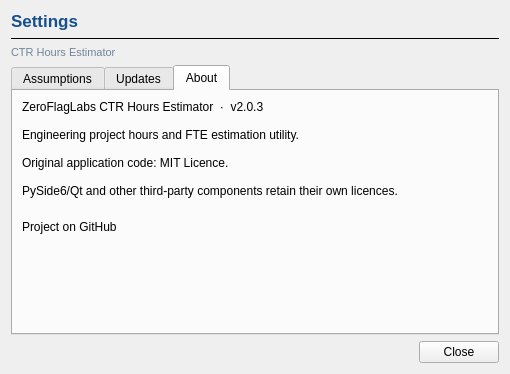
Above: src/ui/settings_dialog.ui from ZeroFlagLabs/ctr-hours-estimator before the change. Below: the same form after it.
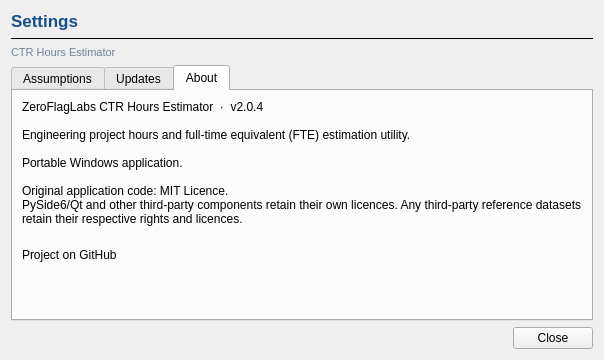
That is the form after the change. The open tabs and pages were chosen to show the change.

Commit message: Release CTR Hours Estimator v2.0.4: standardise dialogue presentation

The edit to the form file:
```diff
--- a/src/ui/settings_dialog.ui
+++ b/src/ui/settings_dialog.ui
@@ -125,13 +125,14 @@
        <item>
         <widget class="QLabel" name="about_text">
          <property name="text">
-          <string>ZeroFlagLabs CTR Hours Estimator  ·  v2.0.3
+          <string>ZeroFlagLabs CTR Hours Estimator  ·  v2.0.4
 
-Engineering project hours and FTE estimation utility.
+Engineering project hours and full-time equivalent (FTE) estimation utility.
+
+Portable Windows application.
 
 Original application code: MIT Licence.
-
-PySide6/Qt and other third-party components retain their own licences.</string>
+PySide6/Qt and other third-party components retain their own licences. Any third-party reference datasets retain their respective rights and licences.</string>
          </property>
          <property name="wordWrap">
           <bool>true</bool>
```
Left out of the diff: 2 changed lines with no effect on the pictures. The commit also changes 7 other files.
